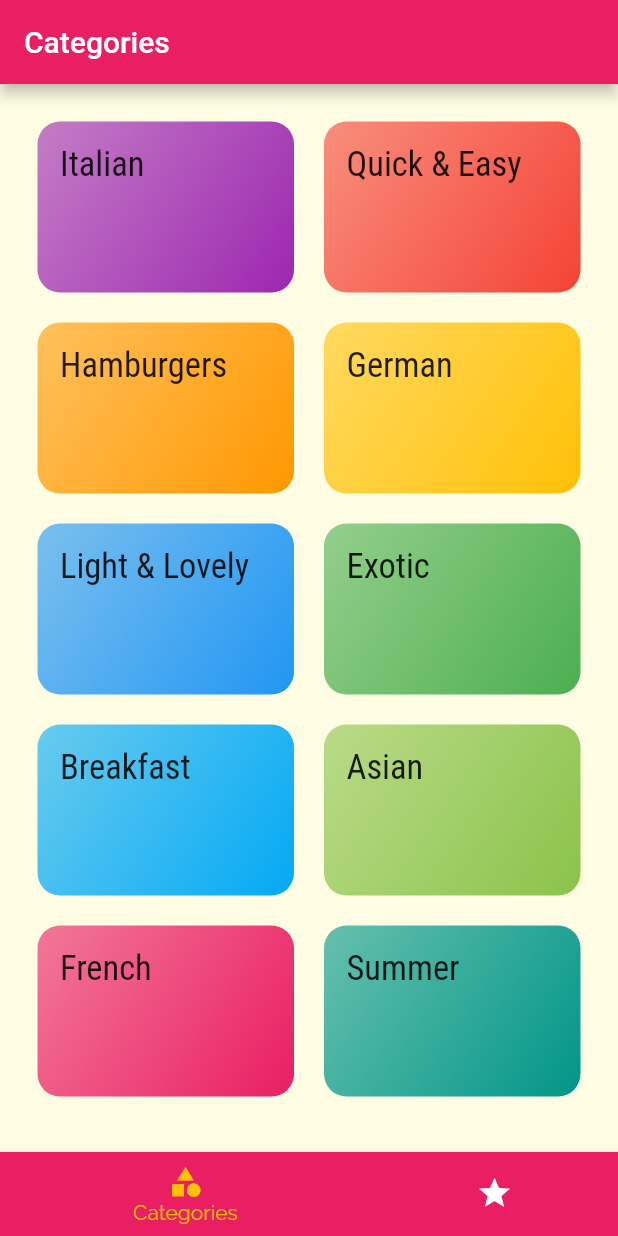
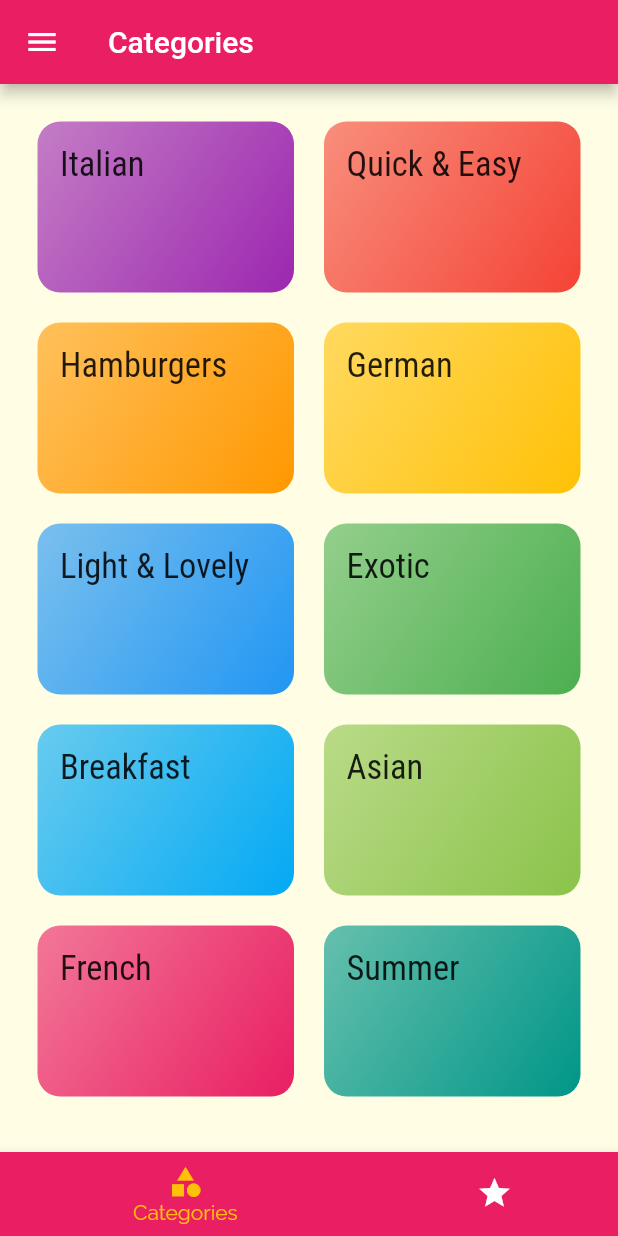
Before and after one commit to sainideepanshu199/meals_app, a Flutter app: the screen it shows after launch, on a phone screen of 412 x 824 dp. Run offline on Flutter 3.47's test engine with Material 2 defaults, Android fonts, the phone set to English and light mode, and no system bars.

```diff
--- a/lib/screens/tabs_screen.dart
+++ b/lib/screens/tabs_screen.dart
@@ -1,6 +1,7 @@
 import 'package:flutter/material.dart';
 import 'package:flutter_complete_guide/screens/categories_screen.dart';
 import 'package:flutter_complete_guide/screens/favourites_screen.dart';
+import 'package:flutter_complete_guide/widgets/main_drawer.dart';
 
 class TabsScreen extends StatefulWidget {
   @override
@@ -26,6 +27,7 @@ class _TabsScreenState extends State<TabsScreen> {
       appBar: AppBar(
         title: Text(_pages[_selectedPageIndex]['title']),
       ),
+      drawer: MainDrawer(),
       body: _pages[_selectedPageIndex]['page'],
       bottomNavigationBar: BottomNavigationBar(
         onTap: _selectPage,
```
